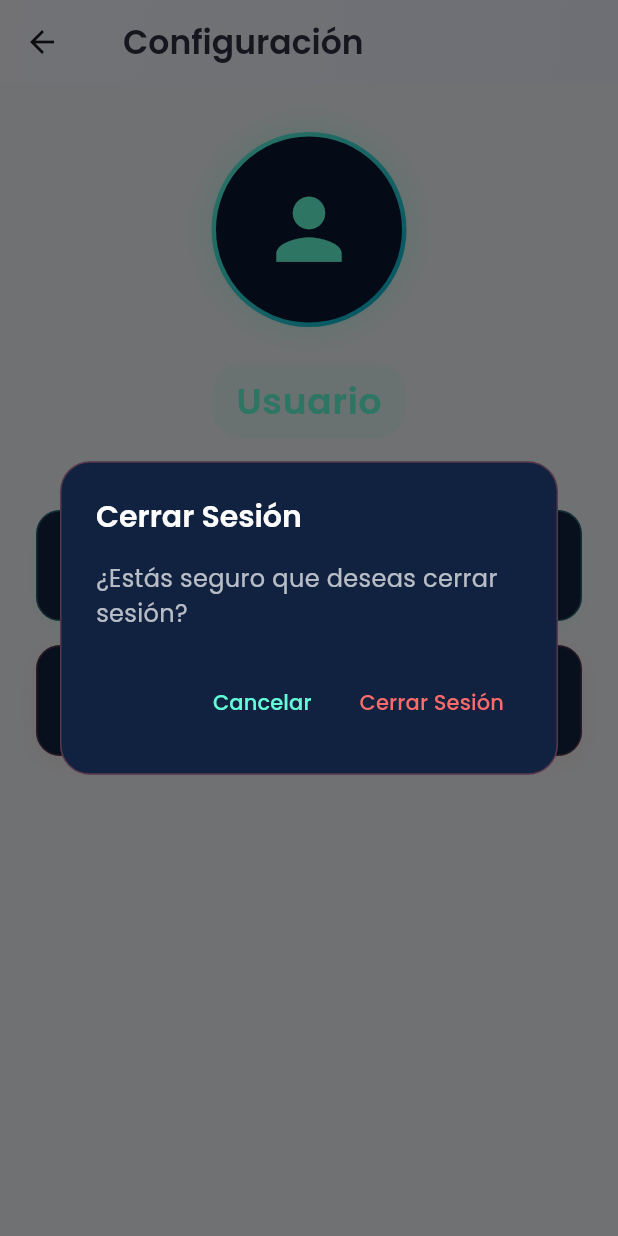
After one commit to lopezcrony/Comerciplus, a Flutter app: the SettingsScreen screen opened directly, after a tap on "Cerrar Sesión", on a phone screen of 412 x 824 dp. The commit adds this screen. Run offline on Flutter 3.47's test engine with Material 3 defaults, Android fonts, the phone set to English and light mode, and no system bars; our stand-ins replace flutter_dotenv, google_fonts, shared_preferences; missing offline and left inert: mobile_scanner; accounts and stored records are empty.

Commit message:
CRÉDITOS DAÑANDOSE A ÚLTIMA HORAAAAA

```diff
--- a/MOBILE/lib/main.dart
+++ b/MOBILE/lib/main.dart
@@ -26,7 +26,7 @@ class MainApp extends
           Theme.of(context).textTheme,
         ),
       ),
-      home: const Login()
+      home: const Home()
     );
   }
 }
--- /dev/null
+++ b/MOBILE/lib/screens/config.dart
@@ -0,0 +1,242 @@
+import 'package:flutter/material.dart';
+import '../screens/user.profile.dart';
+import '../widgets/appBar_Screens.dart';
+
+class SettingsScreen extends StatefulWidget {
+  const SettingsScreen({super.key});
+
+  @override
+  State<SettingsScreen> createState() => _SettingsScreenState();
+}
+
+class _SettingsScreenState extends State<SettingsScreen> {
+  @override
+  Widget build(BuildContext context) {
+    return Scaffold(
+      backgroundColor: const Color(0xFFF5F7FA),
+
+      appBar: const AppBarScreens(
+        nameModule: 'Configuración',
+      ),
+      body: Container(
+
+        child: Column(
+          children: [
+            const SizedBox(height: 32),
+            // Avatar Section with new design
+            Center(
+              child: Container(
+                width: 130,
+                height: 130,
+                decoration: BoxDecoration(
+                  shape: BoxShape.circle,
+                  gradient: const LinearGradient(
+                    begin: Alignment.topLeft,
+                    end: Alignment.bottomRight,
+                    colors: [
+                      Color(0xFF64FFDA), // Accent color
+                      Color(0xFF00B4D8),
+                    ],
+                  ),
+                  boxShadow: [
+                    BoxShadow(
+                      color: const Color(0xFF64FFDA).withOpacity(0.3),
+                      blurRadius: 20,
+                      spreadRadius: 2,
+                    ),
+                  ],
+                ),
+                padding: const EdgeInsets.all(3), // Border width
+                child: Container(
+                  decoration: const BoxDecoration(
+                    shape: BoxShape.circle,
+                    color: Color(0xFF0A192F), // Dark background
+                  ),
+                  child: const Icon(
+                    Icons.person,
+                    size: 65,
+                    color: Color(0xFF64FFDA), // Accent color
+                  ),
+                ),
+              ),
+            ),
+            const SizedBox(height: 24),
+            // User Name with new style
+            Container(
+              padding: const EdgeInsets.symmetric(horizontal: 16, vertical: 8),
+              decoration: BoxDecoration(
+                color: const Color(0xFF64FFDA).withOpacity(0.1),
+                borderRadius: BorderRadius.circular(20),
+              ),
+              child: const Text(
+                'Usuario',
+                style: TextStyle(
+                  fontSize: 24,
+                  fontWeight: FontWeight.w600,
+                  color: Color(0xFF64FFDA),
+                  letterSpacing: 0.5,
+                ),
+              ),
+            ),
+            const SizedBox(height: 48),
+            // Options List with new design
+            Expanded(
+              child: Container(
+                padding: const EdgeInsets.symmetric(horizontal: 24),
+                child: Column(
+                  children: [
+                    _buildOptionTile(
+                      context,
+                      icon: Icons.edit_rounded,
+                      title: 'Editar Perfil',
+                      onTap: () {
+                        Navigator.push(
+                          context,
+                          MaterialPageRoute(
+                            builder: (context) => const UserProfileScreen(),
+                          ),
+                        );
+                      },
+                    ),
+                    const SizedBox(height: 16),
+                    _buildOptionTile(
+                      context,
+                      icon: Icons.logout_rounded,
+                      title: 'Cerrar Sesión',
+                      isDestructive: true,
+                      onTap: () {
+                        _showLogoutDialog(context);
+                      },
+                    ),
+                  ],
+                ),
+              ),
+            ),
+          ],
+        ),
+      ),
+    );
+  }
+
+  Widget _buildOptionTile(
+    BuildContext context, {
+    required IconData icon,
+    required String title,
+    required VoidCallback onTap,
+    bool isDestructive = false,
+  }) {
+    return Container(
+      decoration: BoxDecoration(
+        color: const Color(0xFF112240),
+        borderRadius: BorderRadius.circular(16),
+        border: Border.all(
+          color: isDestructive
+              ? const Color(0xFFFF6B6B).withOpacity(0.3)
+              : const Color(0xFF64FFDA).withOpacity(0.3),
+          width: 1,
+        ),
+        boxShadow: [
+          BoxShadow(
+            color: isDestructive
+                ? const Color(0xFFFF6B6B).withOpacity(0.1)
+                : const Color(0xFF64FFDA).withOpacity(0.1),
+            blurRadius: 12,
+            offset: const Offset(0, 4),
+          ),
+        ],
+      ),
+      child: ListTile(
+        contentPadding: const EdgeInsets.symmetric(horizontal: 24, vertical: 8),
+        leading: Container(
+          padding: const EdgeInsets.all(8),
+          decoration: BoxDecoration(
+            color: isDestructive
+                ? const Color(0xFFFF6B6B).withOpacity(0.1)
+                : const Color(0xFF64FFDA).withOpacity(0.1),
+            borderRadius: BorderRadius.circular(12),
+          ),
+          child: Icon(
+            icon,
+            color: isDestructive ? const Color(0xFFFF6B6B) : const Color(0xFF64FFDA),
+            size: 24,
+          ),
+        ),
+        title: Text(
+          title,
+          style: TextStyle(
+            fontSize: 16,
+            fontWeight: FontWeight.w500,
+            color: isDestructive ? const Color(0xFFFF6B6B) : Colors.white,
+            letterSpacing: 0.3,
+          ),
+        ),
+        trailing: Icon(
+          Icons.chevron_right_rounded,
+          color: isDestructive ? const Color(0xFFFF6B6B) : const Color(0xFF64FFDA),
+          size: 24,
+        ),
+        onTap: onTap,
+        shape: RoundedRectangleBorder(
+          borderRadius: BorderRadius.circular(16),
+        ),
+      ),
+    );
+  }
+
+  Future<void> _showLogoutDialog(BuildContext context) async {
+    return showDialog(
+      context: context,
+      builder: (BuildContext context) {
+        return AlertDialog(
+          backgroundColor: const Color(0xFF112240),
+          shape: RoundedRectangleBorder(
+            borderRadius: BorderRadius.circular(20),
+            side: BorderSide(
+              color: const Color(0xFFFF6B6B).withOpacity(0.3),
+              width: 1,
+            ),
+          ),
+          title: const Text(
+            'Cerrar Sesión',
+            style: TextStyle(
+              color: Colors.white,
+              fontSize: 20,
+              fontWeight: FontWeight.w600,
+            ),
+          ),
+          content: const Text(
+            '¿Estás seguro que deseas cerrar sesión?',
+            style: TextStyle(
+              color: Colors.white70,
+              fontSize: 16,
+            ),
+          ),
+          actions: [
+            TextButton(
+              onPressed: () => Navigator.of(context).pop(),
+              child: const Text(
+                'Cancelar',
+                style: TextStyle(
+                  color: Color(0xFF64FFDA),
+                  fontWeight: FontWeight.w500,
+                ),
+              ),
+            ),
+            TextButton(
+              onPressed: () {
+                Navigator.of(context).pop();
+              },
+              child: const Text(
+                'Cerrar Sesión',
+                style: TextStyle(
+                  color: Color(0xFFFF6B6B),
+                  fontWeight: FontWeight.w500,
+                ),
+              ),
+            ),
+          ],
+        );
+      },
+    );
+  }
+}
--- a/MOBILE/lib/widgets/appBar.dart
+++ b/MOBILE/lib/widgets/appBar.dart
@@ -1,6 +1,6 @@
 import 'package:flutter/material.dart';
 import 'package:google_fonts/google_fonts.dart';
-import '../screens/user.profile.dart'; // Import the user profile screen
+import '../screens/config.dart';
 
 class CustomAppBar extends StatelessWidget implements PreferredSizeWidget {
   const CustomAppBar({super.key});
@@ -109,7 +109,8 @@ class CustomAppBar extends StatelessWidget implements PreferredSizeWidget {
                 Navigator.push(
                   context,
                   MaterialPageRoute(
-                    builder: (context) => const UserProfileScreen(),
+                    builder: (context) => const SettingsScreen(),
+                    // builder: (context) => const UserProfileScreen(),
                   ),
                 );
               },
--- a/MOBILE/lib/widgets/appBar_Screens.dart
+++ b/MOBILE/lib/widgets/appBar_Screens.dart
@@ -5,7 +5,6 @@ class AppBarScreens extends StatelessWidget implements PreferredSizeWidget {
   final String nameModule;
 
   const AppBarScreens({super.key, required this.nameModule});
-
 
   @override
   Widget build(BuildContext context) {
```
Also changed, not shown: MOBILE/lib/screens/purchase.dart (+4 -8 lines), MOBILE/lib/screens/user.profile.dart (+2 -19 lines), 4 other files.
